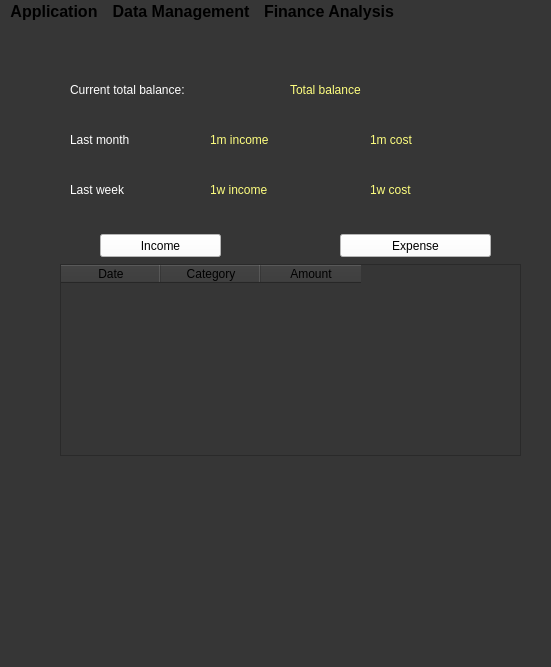
Old version of the form ui/main.ui in the repository AnVu-0312/unihack2022.
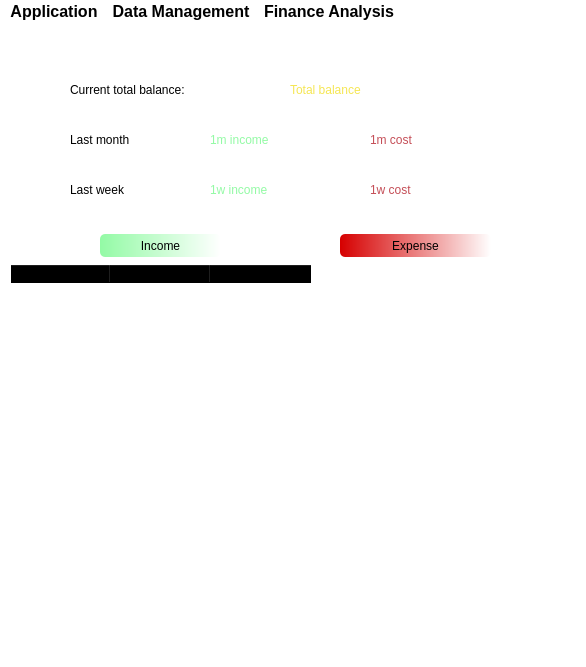
New version of the form.

Patch:
```diff
--- a/ui/main.ui
+++ b/ui/main.ui
@@ -6,7 +6,7 @@
    <rect>
     <x>0</x>
     <y>0</y>
-    <width>551</width>
+    <width>586</width>
     <height>667</height>
    </rect>
   </property>
@@ -14,7 +14,7 @@
    <string>MainWindow</string>
   </property>
   <property name="styleSheet">
-   <string notr="true">background-color: rgb(54, 54, 54);</string>
+   <string notr="true">background-color: rgb(0,0,0,0);</string>
   </property>
   <widget class="QWidget" name="centralwidget">
    <widget class="QLabel" name="thismonthcostlabel">
@@ -28,7 +28,7 @@
     </property>
     <property name="styleSheet">
      <string notr="true">font: 16pt &quot;MS Shell Dlg 2&quot;;
-color: rgb(255, 255, 127);</string>
+color: rgb(196, 77, 86);</string>
     </property>
     <property name="text">
      <string>1m cost</string>
@@ -45,7 +45,7 @@
     </property>
     <property name="styleSheet">
      <string notr="true">font: 16pt &quot;MS Shell Dlg 2&quot;;
-color: rgb(255, 255, 127);</string>
+color: rgb(147, 250, 165);</string>
     </property>
     <property name="text">
      <string>1w income</string>
@@ -62,7 +62,7 @@
     </property>
     <property name="styleSheet">
      <string notr="true">font: 16pt &quot;MS Shell Dlg 2&quot;;
-color: rgb(255, 255, 127);</string>
+color: rgb(147, 250, 165);</string>
     </property>
     <property name="text">
      <string>1m income</string>
@@ -79,7 +79,7 @@
     </property>
     <property name="styleSheet">
      <string notr="true">font: 16pt &quot;MS Shell Dlg 2&quot;;
-color: rgb(255, 255, 255);</string>
+color: rgba(0, 0, 0,255);</string>
     </property>
     <property name="text">
      <string>Current total balance:</string>
@@ -96,7 +96,7 @@
     </property>
     <property name="styleSheet">
      <string notr="true">font: 16pt &quot;MS Shell Dlg 2&quot;;
-color: rgb(255, 255, 255);</string>
+color: rgba(0,0,0,255);</string>
     </property>
     <property name="text">
      <string>Last month</string>
@@ -113,7 +113,7 @@
     </property>
     <property name="styleSheet">
      <string notr="true">font: 16pt &quot;MS Shell Dlg 2&quot;;
-color: rgb(255, 255, 255);</string>
+color: rgba(0,0,0,255);</string>
     </property>
     <property name="text">
      <string>Last week</string>
@@ -130,7 +130,7 @@
     </property>
     <property name="styleSheet">
      <string notr="true">font: 16pt &quot;MS Shell Dlg 2&quot;;
-color: rgb(255, 255, 127);</string>
+color: rgb(245, 230, 83);</string>
     </property>
     <property name="text">
      <string>Total balance</string>
@@ -147,7 +147,7 @@
     </property>
     <property name="styleSheet">
      <string notr="true">font: 16pt &quot;MS Shell Dlg 2&quot;;
-color: rgb(255, 255, 127);</string>
+color: rgb(196, 77, 86);</string>
     </property>
     <property name="text">
      <string>1w cost</string>
@@ -156,10 +156,10 @@
    <widget class="QTableWidget" name="tableWidgetInformation">
     <property name="geometry">
      <rect>
-      <x>60</x>
+      <x>10</x>
       <y>240</y>
-      <width>461</width>
-      <height>192</height>
+      <width>521</width>
+      <height>241</height>
      </rect>
     </property>
     <column>
@@ -197,7 +197,8 @@
      </rect>
     </property>
     <property name="styleSheet">
-     <string notr="true">background-color: white</string>
+     <string notr="true">background-color: qlineargradient(spread:pad, x1:0, y1:0, x2:1, y2:0, stop:0 rgba(147, 250, 165), stop:1 rgba(255, 255, 255, 255));
+border-radius: 5px;</string>
     </property>
     <property name="text">
      <string>Income</string>
@@ -216,7 +217,8 @@
      <bool>false</bool>
     </property>
     <property name="styleSheet">
-     <string notr="true">background-color: rgb(255, 255, 255)</string>
+     <string notr="true">background-color: qlineargradient(spread:pad, x1:0, y1:0, x2:1, y2:0, stop:0 rgb(214, 0, 0), stop:1 rgba(255, 255, 255, 255));
+border-radius: 5px;</string>
     </property>
     <property name="text">
      <string>Expense</string>
@@ -229,8 +231,8 @@
     <rect>
      <x>0</x>
      <y>0</y>
-     <width>551</width>
-     <height>34</height>
+     <width>586</width>
+     <height>27</height>
     </rect>
    </property>
    <property name="font">
```
